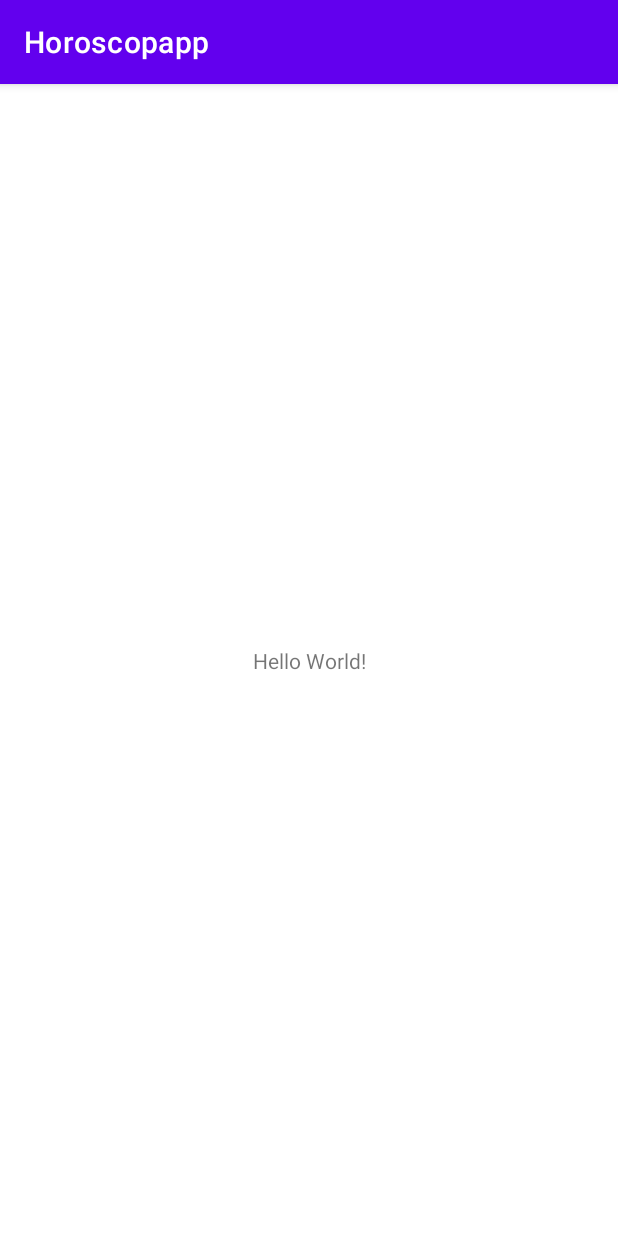
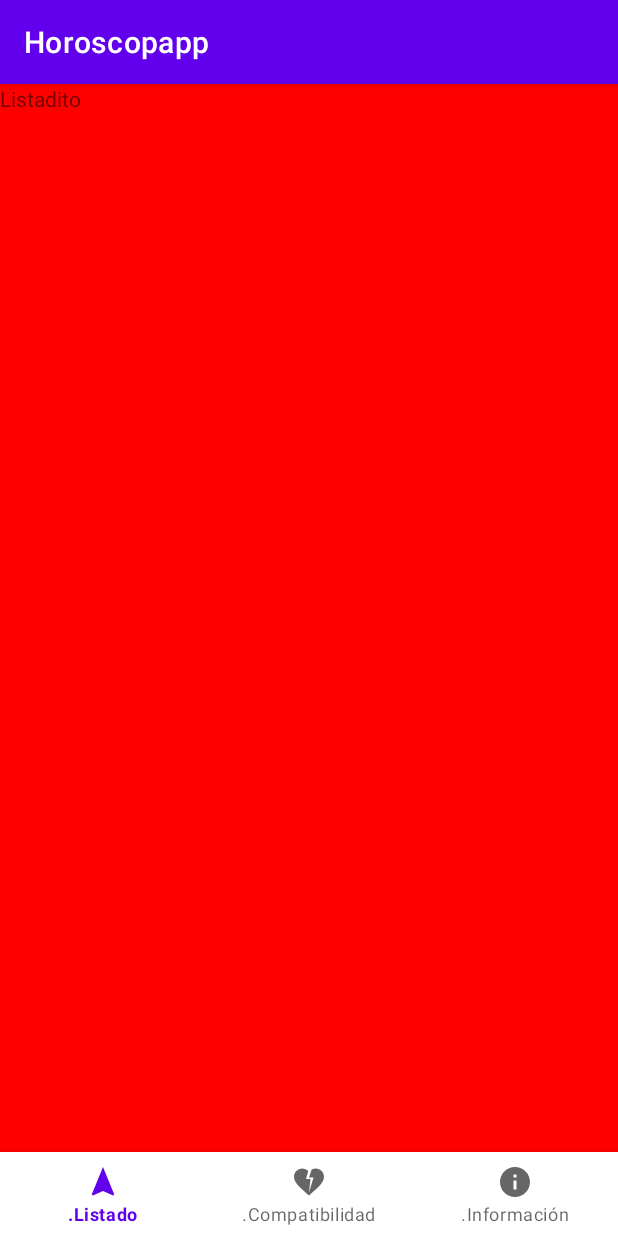
Before and after one commit to ArisGuimera/Android-Expert-Intermedio, an Android app: the screen it shows after launch (MainActivity), on a phone screen of 412 x 824 dp. Run offline under Robolectric (Android 15) with nearby library versions, the phone set to English and light mode, and no system bars; our stand-ins replace navigation-ui.

Commit message:
navigation complete

```diff
--- a/app/build.gradle
+++ b/app/build.gradle
@@ -33,11 +33,15 @@ android {
 }
 
 dependencies {
-
     implementation 'androidx.core:core-ktx:1.7.0'
     implementation 'androidx.appcompat:appcompat:1.6.1'
     implementation 'com.google.android.material:material:1.8.0'
     implementation 'androidx.constraintlayout:constraintlayout:2.1.4'
+
+    //Navigation
+    implementation "androidx.navigation:navigation-fragment-ktx:2.5.3"
+    implementation "androidx.navigation:navigation-ui-ktx:2.5.3"
+
     testImplementation 'junit:junit:4.13.2'
     androidTestImplementation 'androidx.test.ext:junit:1.1.5'
     androidTestImplementation 'androidx.test.espresso:espresso-core:3.5.1'
--- a/app/src/main/AndroidManifest.xml
+++ b/app/src/main/AndroidManifest.xml
@@ -12,7 +12,7 @@
         android:theme="@style/Theme.Horoscopapp"
         tools:targetApi="31">
         <activity
-            android:name=".MainActivity"
+            android:name=".ui.MainActivity"
             android:exported="true">
             <intent-filter>
                 <action android:name="android.intent.action.MAIN" />
--- a/app/src/main/java/com/aristidevs/horoscopapp/MainActivity.kt
+++ /dev/null
@@ -1,11 +0,0 @@
-package com.aristidevs.horoscopapp
-
-import androidx.appcompat.app.AppCompatActivity
-import android.os.Bundle
-
-class MainActivity : AppCompatActivity() {
-    override fun onCreate(savedInstanceState: Bundle?) {
-        super.onCreate(savedInstanceState)
-        setContentView(R.layout.activity_main)
-    }
-}
--- /dev/null
+++ b/app/src/main/java/com/aristidevs/horoscopapp/ui/MainActivity.kt
@@ -0,0 +1,27 @@
+package com.aristidevs.horoscopapp.ui
+
+import androidx.appcompat.app.AppCompatActivity
+import android.os.Bundle
+import androidx.navigation.NavController
+import androidx.navigation.fragment.NavHostFragment
+import androidx.navigation.ui.setupWithNavController
+import com.aristidevs.horoscopapp.R
+import com.google.android.material.bottomnavigation.BottomNavigationView
+
+class MainActivity : AppCompatActivity() {
+
+    private lateinit var navController: NavController
+
+    override fun onCreate(savedInstanceState: Bundle?) {
+        super.onCreate(savedInstanceState)
+        setContentView(R.layout.activity_main)
+
+        val bottomNavigationView = findViewById<BottomNavigationView>(R.id.bottomNavView)
+
+        val navHostFragment =
+            supportFragmentManager.findFragmentById(R.id.nav_host_fragment) as NavHostFragment
+        navController = navHostFragment.navController
+
+        bottomNavigationView.setupWithNavController(navController)
+    }
+}
--- /dev/null
+++ b/app/src/main/java/com/aristidevs/horoscopapp/ui/compatibility/CompatibilityFragment.kt
@@ -0,0 +1,18 @@
+package com.aristidevs.horoscopapp.ui.compatibility
+
+import android.os.Bundle
+import androidx.fragment.app.Fragment
+import android.view.LayoutInflater
+import android.view.View
+import android.view.ViewGroup
+import com.aristidevs.horoscopapp.R
+
+class CompatibilityFragment : Fragment() {
+
+    override fun onCreateView(
+        inflater: LayoutInflater, container: ViewGroup?,
+        savedInstanceState: Bundle?
+    ): View? {
+        return inflater.inflate(R.layout.fragment_compatibility, container, false)
+    }
+}
--- /dev/null
+++ b/app/src/main/java/com/aristidevs/horoscopapp/ui/information/InformationFragment.kt
@@ -0,0 +1,19 @@
+package com.aristidevs.horoscopapp.ui.information
+
+import android.os.Bundle
+import androidx.fragment.app.Fragment
+import android.view.LayoutInflater
+import android.view.View
+import android.view.ViewGroup
+import com.aristidevs.horoscopapp.R
+
+
+class InformationFragment : Fragment() {
+
+    override fun onCreateView(
+        inflater: LayoutInflater, container: ViewGroup?,
+        savedInstanceState: Bundle?
+    ): View? {
+        return inflater.inflate(R.layout.fragment_information, container, false)
+    }
+}
--- /dev/null
+++ b/app/src/main/java/com/aristidevs/horoscopapp/ui/list/ListFragment.kt
@@ -0,0 +1,20 @@
+package com.aristidevs.horoscopapp.ui.list
+
+import android.os.Bundle
+import androidx.fragment.app.Fragment
+import android.view.LayoutInflater
+import android.view.View
+import android.view.ViewGroup
+import com.aristidevs.horoscopapp.R
+
+
+class ListFragment : Fragment() {
+
+    override fun onCreateView(
+        inflater: LayoutInflater, container: ViewGroup?,
+        savedInstanceState: Bundle?
+    ): View? {
+        return inflater.inflate(R.layout.fragment_list, container, false)
+    }
+
+}
--- /dev/null
+++ b/app/src/main/res/drawable/ic_compatibility.xml
@@ -0,0 +1,5 @@
+<vector android:height="24dp" android:tint="#000000"
+    android:viewportHeight="24" android:viewportWidth="24"
+    android:width="24dp" xmlns:android="http://schemas.android.com/apk/res/android">
+    <path android:fillColor="@android:color/white" android:pathData="M16.5,3c-0.96,0 -1.9,0.25 -2.73,0.69L12,9h3l-3,10l1,-9h-3l1.54,-5.39C10.47,3.61 9.01,3 7.5,3C4.42,3 2,5.42 2,8.5c0,4.13 4.16,7.18 10,12.5c5.47,-4.94 10,-8.26 10,-12.5C22,5.42 19.58,3 16.5,3z"/>
+</vector>
--- /dev/null
+++ b/app/src/main/res/drawable/ic_information.xml
@@ -0,0 +1,5 @@
+<vector android:height="24dp" android:tint="#000000"
+    android:viewportHeight="24" android:viewportWidth="24"
+    android:width="24dp" xmlns:android="http://schemas.android.com/apk/res/android">
+    <path android:fillColor="@android:color/white" android:pathData="M12,2C6.48,2 2,6.48 2,12s4.48,10 10,10 10,-4.48 10,-10S17.52,2 12,2zM13,17h-2v-6h2v6zM13,9h-2L11,7h2v2z"/>
+</vector>
--- /dev/null
+++ b/app/src/main/res/drawable/ic_nav.xml
@@ -0,0 +1,5 @@
+<vector android:height="24dp" android:tint="#000000"
+    android:viewportHeight="24" android:viewportWidth="24"
+    android:width="24dp" xmlns:android="http://schemas.android.com/apk/res/android">
+    <path android:fillColor="@android:color/white" android:pathData="M12,2L4.5,20.29l0.71,0.71L12,18l6.79,3 0.71,-0.71z"/>
+</vector>
--- a/app/src/main/res/layout/activity_main.xml
+++ b/app/src/main/res/layout/activity_main.xml
@@ -4,15 +4,27 @@
     xmlns:tools="http://schemas.android.com/tools"
     android:layout_width="match_parent"
     android:layout_height="match_parent"
-    tools:context=".MainActivity">
+    tools:context=".ui.MainActivity">
 
-    <TextView
-        android:layout_width="wrap_content"
-        android:layout_height="wrap_content"
-        android:text="Hello World!"
-        app:layout_constraintBottom_toBottomOf="parent"
+    <androidx.fragment.app.FragmentContainerView
+        android:id="@+id/nav_host_fragment"
+        android:name="androidx.navigation.fragment.NavHostFragment"
+        android:layout_width="0dp"
+        android:layout_height="0dp"
+        app:defaultNavHost="true"
+        app:navGraph="@navigation/nav_graph"
+        app:layout_constraintBottom_toTopOf="@+id/bottomNavView"
         app:layout_constraintEnd_toEndOf="parent"
         app:layout_constraintStart_toStartOf="parent"
         app:layout_constraintTop_toTopOf="parent" />
 
+    <com.google.android.material.bottomnavigation.BottomNavigationView
+        android:id="@+id/bottomNavView"
+        android:layout_width="0dp"
+        android:layout_height="wrap_content"
+        app:layout_constraintBottom_toBottomOf="parent"
+        app:layout_constraintEnd_toEndOf="parent"
+        app:layout_constraintStart_toStartOf="parent"
+        app:menu="@menu/bottom_nav_menu" />
+
 </androidx.constraintlayout.widget.ConstraintLayout>
--- /dev/null
+++ b/app/src/main/res/layout/fragment_compatibility.xml
@@ -0,0 +1,14 @@
+<?xml version="1.0" encoding="utf-8"?>
+<FrameLayout xmlns:android="http://schemas.android.com/apk/res/android"
+    xmlns:tools="http://schemas.android.com/tools"
+    android:layout_width="match_parent"
+    android:layout_height="match_parent"
+    android:background="@color/teal_200"
+    tools:context=".ui.compatibility.CompatibilityFragment">
+
+    <TextView
+        android:layout_width="match_parent"
+        android:layout_height="match_parent"
+        android:text="COMPATIBILIDAD AMOR Y ESAS COSAS" />
+
+</FrameLayout>
--- /dev/null
+++ b/app/src/main/res/layout/fragment_information.xml
@@ -0,0 +1,14 @@
+<?xml version="1.0" encoding="utf-8"?>
+<FrameLayout xmlns:android="http://schemas.android.com/apk/res/android"
+    xmlns:tools="http://schemas.android.com/tools"
+    android:layout_width="match_parent"
+    android:layout_height="match_parent"
+    android:background="@color/teal_700"
+    tools:context=".ui.information.InformationFragment">
+
+    <TextView
+        android:layout_width="match_parent"
+        android:layout_height="match_parent"
+        android:text="Información" />
+
+</FrameLayout>
--- /dev/null
+++ b/app/src/main/res/layout/fragment_list.xml
@@ -0,0 +1,14 @@
+<?xml version="1.0" encoding="utf-8"?>
+<FrameLayout xmlns:android="http://schemas.android.com/apk/res/android"
+    xmlns:tools="http://schemas.android.com/tools"
+    android:layout_width="match_parent"
+    android:layout_height="match_parent"
+    android:background="@color/red"
+    tools:context=".ui.list.ListFragment">
+
+    <TextView
+        android:layout_width="match_parent"
+        android:layout_height="match_parent"
+        android:text="Listadito" />
+
+</FrameLayout>
--- /dev/null
+++ b/app/src/main/res/menu/bottom_nav_menu.xml
@@ -0,0 +1,17 @@
+<?xml version="1.0" encoding="utf-8"?>
+<menu xmlns:android="http://schemas.android.com/apk/res/android">
+    <item
+        android:id="@+id/listFragment"
+        android:icon="@drawable/ic_nav"
+        android:title=".Listado"/>
+
+    <item
+        android:id="@+id/compatibilityFragment"
+        android:icon="@drawable/ic_compatibility"
+        android:title=".Compatibilidad"/>
+
+    <item
+        android:id="@+id/informationFragment"
+        android:icon="@drawable/ic_information"
+        android:title=".Información"/>
+</menu>
--- /dev/null
+++ b/app/src/main/res/navigation/nav_graph.xml
@@ -0,0 +1,26 @@
+<?xml version="1.0" encoding="utf-8"?>
+<navigation xmlns:android="http://schemas.android.com/apk/res/android"
+    xmlns:app="http://schemas.android.com/apk/res-auto"
+    xmlns:tools="http://schemas.android.com/tools"
+    android:id="@+id/nav_graph"
+    app:startDestination="@id/listFragment">
+
+    <fragment
+        android:id="@+id/listFragment"
+        android:name="com.aristidevs.horoscopapp.ui.list.ListFragment"
+        android:label="fragment_compatibility"
+        tools:layout="@layout/fragment_list" />
+
+    <fragment
+        android:id="@+id/informationFragment"
+        android:name="com.aristidevs.horoscopapp.ui.information.InformationFragment"
+        android:label="fragment_information"
+        tools:layout="@layout/fragment_information" />
+    <fragment
+        android:id="@+id/compatibilityFragment"
+        android:name="com.aristidevs.horoscopapp.ui.compatibility.CompatibilityFragment"
+        android:label="fragment_compatibility"
+        tools:layout="@layout/fragment_compatibility" />
+
+
+</navigation>
--- a/app/src/main/res/values/colors.xml
+++ b/app/src/main/res/values/colors.xml
@@ -7,4 +7,5 @@
     <color name="teal_700">#FF018786</color>
     <color name="black">#FF000000</color>
     <color name="white">#FFFFFFFF</color>
+    <color name="red">#FF0000</color>
 </resources>
--- a/app/src/main/res/values/strings.xml
+++ b/app/src/main/res/values/strings.xml
@@ -1,3 +1,5 @@
 <resources>
     <string name="app_name">Horoscopapp</string>
+    <!-- TODO: Remove or change this placeholder text -->
+    <string name="hello_blank_fragment">Hello blank fragment</string>
 </resources>
```
